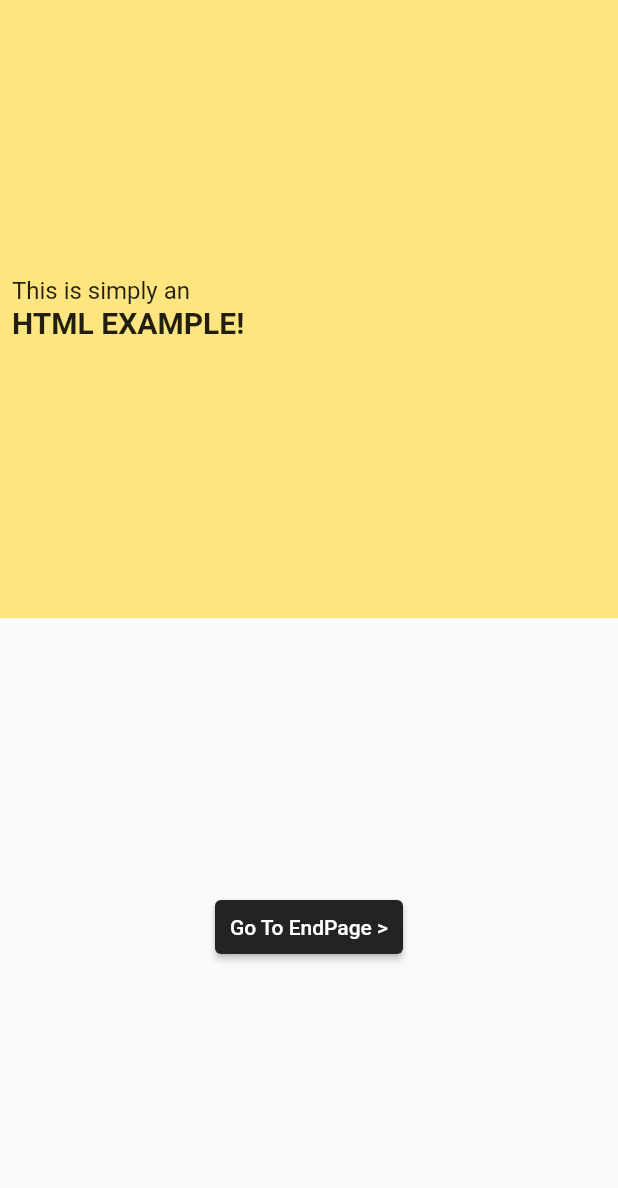
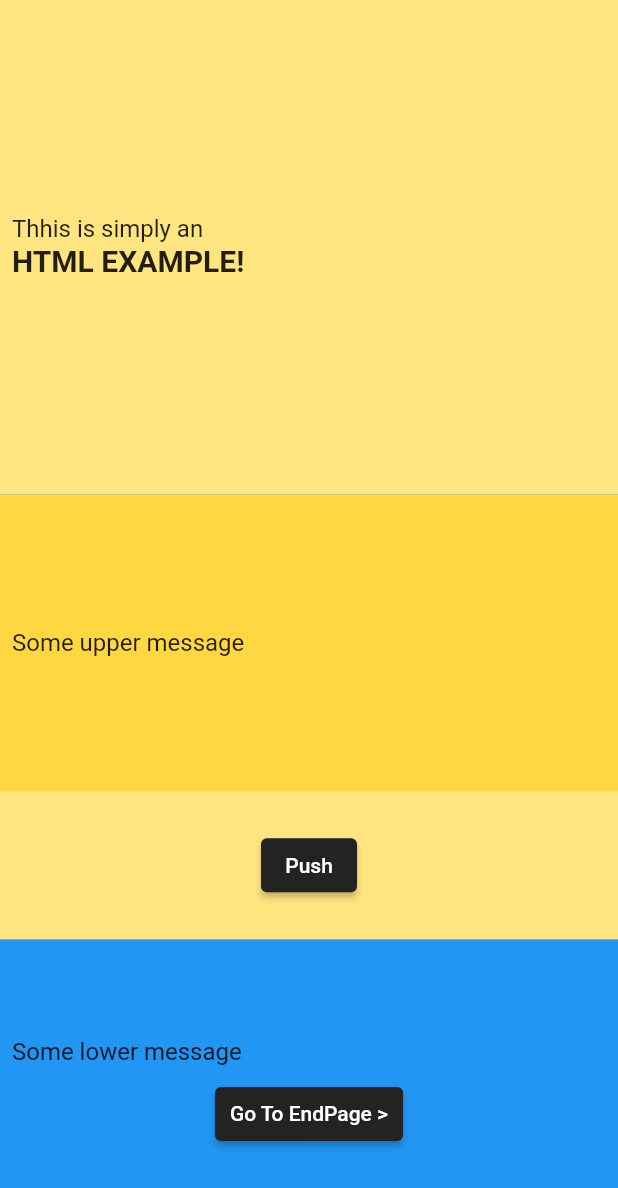
Before and after one commit to redfrogred/fortune1, a Flutter app: the screen it shows after launch, on a phone screen of 412 x 824 dp. Shown: the top 1188 px of the screen. Run offline on Flutter 3.47's test engine with Material 2 defaults, Android fonts, the phone set to English and light mode, and no system bars; drawn by our look-alikes of flutter_html; our stand-ins replace page_transition.

Commit message:
layout added

```diff
--- a/lib/classes/Config.dart
+++ b/lib/classes/Config.dart
@@ -3,8 +3,8 @@
 class Config {
 
   // app variables
-  static  String?   appName       = "Clementine Teaches: Affirmations";
-  static  String?   appVersion    = "1.0.1.e";  // the very beginning
+  static  String?   appName       = "Daily Fortune";
+  static  String?   appVersion    = "1.0.1.f";  // the very beginning
 
   // debug variables
   static  bool?     debugFlag     = false;
--- a/lib/classes/Html_Frags.dart
+++ b/lib/classes/Html_Frags.dart
@@ -20,8 +20,16 @@ class Html_Frags {
 
      switch( key ) {
        // THESE BE FOR: the main headline (like "Are you ready for Today's Challenge?")
-       case 'startpage_example': {
-        frag = '<div style="text-align: center;"><p style="font-size: 16px;">This is simply an<br /><b style="font-size: 20px;">HTML EXAMPLE!</b></p></div>';
+       case 'startpage_headline': {
+        frag = '<div style="text-align: center;"><p style="font-size: 16px;">Thhis is simply an<br /><b style="font-size: 20px;">HTML EXAMPLE!</b></p></div>';
+        break;
+       }
+       case 'startpage_mssg_upper': {
+        frag = '<div style="text-align: center;"><p style="font-size: 16px;">Some upper message</p></div>';
+        break;
+       }
+       case 'startpage_mssg_lower': {
+        frag = '<div style="text-align: center;"><p style="font-size: 16px;">Some lower message</p></div>';
         break;
        }
      }
--- a/lib/pages/StartPage.dart
+++ b/lib/pages/StartPage.dart
@@ -16,20 +16,59 @@ class StartPage extends StatelessWidget {
       body: Column(
         children: [
           Expanded(
-            flex: 1,
+            flex: 2,
             child: Container(
                 color: Colors.amberAccent[100],
                 child: Center(
                     child: Html(
                         //data: '<div style="text-align: center;">This is <b>HTML</b></div>',
-                  data: controller.getHtmlFrag('startpage_example')
-                )
-              )
+                        data: controller.getHtmlFrag('startpage_headline')))),
+          ),
+          Expanded(
+              flex: 3,
+              child: Container(
+                color: Colors.blue,
+                child: Column(children: [
+                  Expanded(
+                    flex: 2,
+                    child: Container(
+                        color: Colors.amberAccent[200],
+                        child: Center(
+                            child: Html(
+                        //data: '<div style="text-align: center;">This is <b>HTML</b></div>',
+                        data: controller.getHtmlFrag('startpage_mssg_upper')))),
+          ),
+                  Expanded(
+                    flex: 1,
+                    child: Container(
+                        color: Colors.amberAccent[100],
+                        child: Center(
+                          child: GestureDetector(
+                             onLongPress : () {
+                              Utils.log('(event) long press');
+                            },
+                            onLongPressUp : () {
+                              Utils.log('(event) long press end');
+                            },
+                            child: ElevatedButton(
+                          onPressed: () {
+                            Utils.log('(event) short press');
+                          },
+                          child: Text('Push'),
+
                             ),
                           ),
-          Flexible(
+                            )),
+          ),
+                  Expanded(
+                    flex: 2,
                     child: Center(
-              child: ElevatedButton(
+                      child: Column(
+                        mainAxisAlignment: MainAxisAlignment.center,
+                        children: [
+                          Html(
+                            data: controller.getHtmlFrag('startpage_mssg_lower')),
+                          ElevatedButton(
                               onPressed: () {
                                 Navigator.push(
                                     context,
@@ -37,14 +76,19 @@ class StartPage extends StatelessWidget {
                                         alignment: Alignment.bottomCenter,
                                         curve: Curves.easeInOut,
                                         duration: Duration(milliseconds: 600),
-                            reverseDuration: Duration(milliseconds: 600),
+                                        reverseDuration:
+                                            Duration(milliseconds: 600),
                                         type: PageTransitionType.rightToLeftJoined,
                                         child: EndPage(),
                                         childCurrent: this));
                               },
                               child: const Text('Go To EndPage >')),
+                        ],
                       ),
                     ),
+                  ),
+                ]),
+              ))
         ],
       ),
     );
```
Lines whose indentation alone changed are shown as unchanged.
